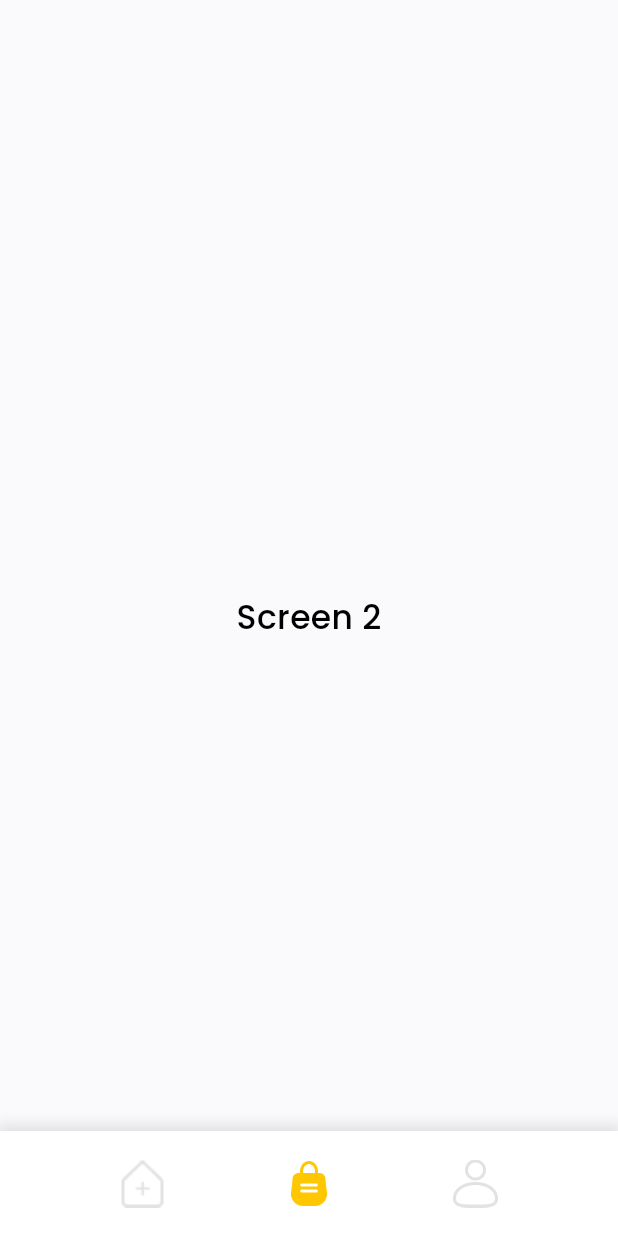
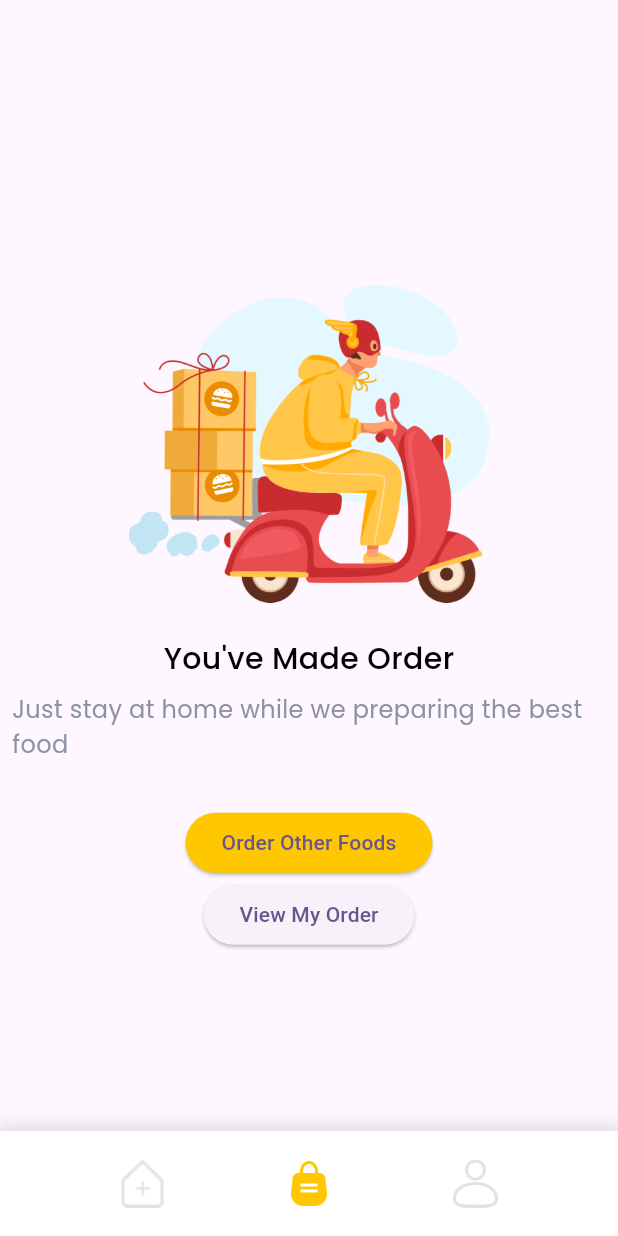
Before and after one commit to xxkinaxx/food_app, a Flutter app: the MainPage screen opened directly, swiped to page 2, on a phone screen of 412 x 824 dp. Run offline on Flutter 3.47's test engine with Material 3 defaults, Android fonts, the phone set to English and light mode, and no system bars; our stand-ins replace equatable, flutter_material_design_icons, flutter_spinkit, get, google_fonts, supercharged; network calls fail.

Commit message:
New commit

```diff
--- a/lib/main.dart
+++ b/lib/main.dart
@@ -1,5 +1,4 @@
 import 'package:flutter/material.dart';
-import 'package:food_app/model/models.dart';
 import 'package:food_app/ui/pages.dart';
 import 'package:get/get.dart';
 
@@ -19,15 +18,7 @@ class MyApp extends StatelessWidget {
         colorScheme: ColorScheme.fromSeed(seedColor: Colors.deepPurple),
         useMaterial3: true,
       ),
-      home: PaymentPage(transaction: Transaction(
-        id: 1,
-        food: mockFoods[1],
-        quantity: 5,
-        total: (mockFoods[1].price! * 5 * 1.1).toInt() + 50000,
-        dateTime: DateTime.now(),
-        status: TransactionStatus.pending,
-        user: mockUser
-      ),),
+      home: MainPage(),
       debugShowCheckedModeBanner: false,
     );
   }
--- a/lib/ui/illustration_page.dart
+++ b/lib/ui/illustration_page.dart
@@ -1 +1,75 @@
 part of 'pages.dart';
+
+class IllustrationPage extends StatelessWidget {
+  const IllustrationPage(
+      {super.key,
+      required this.title,
+      required this.subtitle,
+      required this.picturePath,
+      required this.buttonTitle1,
+      this.buttonTitle2,
+      required this.buttonTap1,
+      this.buttonTap2});
+
+  final String title;
+  final String subtitle;
+  final String picturePath;
+
+  final String buttonTitle1;
+  final String? buttonTitle2;
+
+  final Function buttonTap1;
+  final Function? buttonTap2;
+
+  @override
+  Widget build(BuildContext context) {
+    return Scaffold(
+      body: Center(
+        child: Column(
+          mainAxisAlignment: MainAxisAlignment.center,
+          children: [
+            Image.asset(
+              picturePath,
+              width: 240,
+            ),
+            SizedBox(
+              height: 15,
+            ),
+            Padding(
+              padding: EdgeInsets.all(8.0),
+              child: Text(
+                title,
+                style: blackFontStyle1.copyWith(fontSize: 20),
+              ),
+            ),
+            Padding(
+              padding: EdgeInsets.symmetric(horizontal: 8.0),
+              child: Text(
+                subtitle,
+                style: greyFontStyle.copyWith(fontSize: 16),
+              ),
+            ),
+            SizedBox(
+              height: 30,
+            ),
+            ElevatedButton(
+              onPressed: () {
+                buttonTap1();
+              },
+              style: ElevatedButton.styleFrom(backgroundColor: mainColor),
+              child: Text(buttonTitle1),
+            ),
+            (buttonTap2 == null)
+                ? SizedBox()
+                : ElevatedButton(
+                    onPressed: () {
+                      buttonTap2!();
+                    },
+                    child: Text(buttonTitle2!),
+                  )
+          ],
+        ),
+      ),
+    );
+  }
+}
--- a/lib/ui/main_page.dart
+++ b/lib/ui/main_page.dart
@@ -36,7 +36,7 @@ class _MainPageState extends State<MainPage> {
                     child: FoodPage(),
                   ),
                   Center(
-                    child: Text('Screen 2', style: blackFontStyle1,),
+                    child: OrderHistoryPage(),
                   ),
                   Center(
                       child: Text('Screen 3', style: blackFontStyle1,),
--- /dev/null
+++ b/lib/ui/order_history_page.dart
@@ -0,0 +1,15 @@
+part of 'pages.dart';
+
+class OrderHistoryPage extends StatefulWidget {
+  const OrderHistoryPage({super.key});
+
+  @override
+  State<OrderHistoryPage> createState() => _OrderHistoryPageState();
+}
+
+class _OrderHistoryPageState extends State<OrderHistoryPage> {
+  @override
+  Widget build(BuildContext context) {
+    return SuccessOrderPage();
+  }
+}
--- a/lib/ui/pages.dart
+++ b/lib/ui/pages.dart
@@ -18,3 +18,5 @@ part 'food_page.dart';
 part 'detail_page.dart';
 part 'payment_page.dart';
 part 'illustration_page.dart';
+part 'order_history_page.dart';
+part 'success_order_page.dart';
--- /dev/null
+++ b/lib/ui/success_order_page.dart
@@ -0,0 +1,18 @@
+part of 'pages.dart';
+
+class SuccessOrderPage extends StatelessWidget {
+  const SuccessOrderPage({super.key});
+
+  @override
+  Widget build(BuildContext context) {
+    return IllustrationPage(
+      title: "You've Made Order",
+      subtitle: 'Just stay at home while we preparing the best food',
+      picturePath: 'assets/bike.png',
+      buttonTitle1: 'Order Other Foods',
+      buttonTap1: () {},
+      buttonTitle2: 'View My Order',
+      buttonTap2: (){},
+    );
+  }
+}
```
